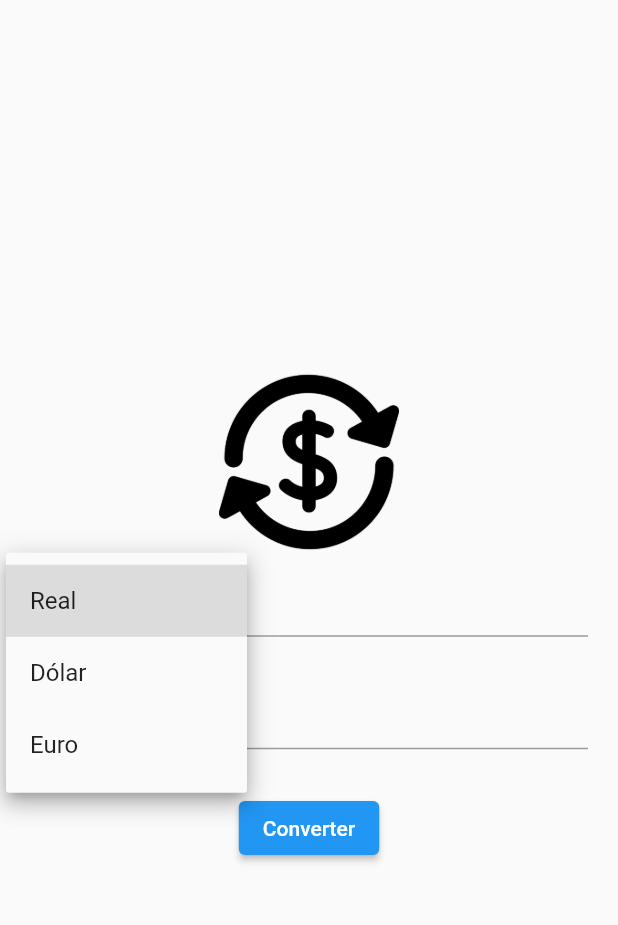
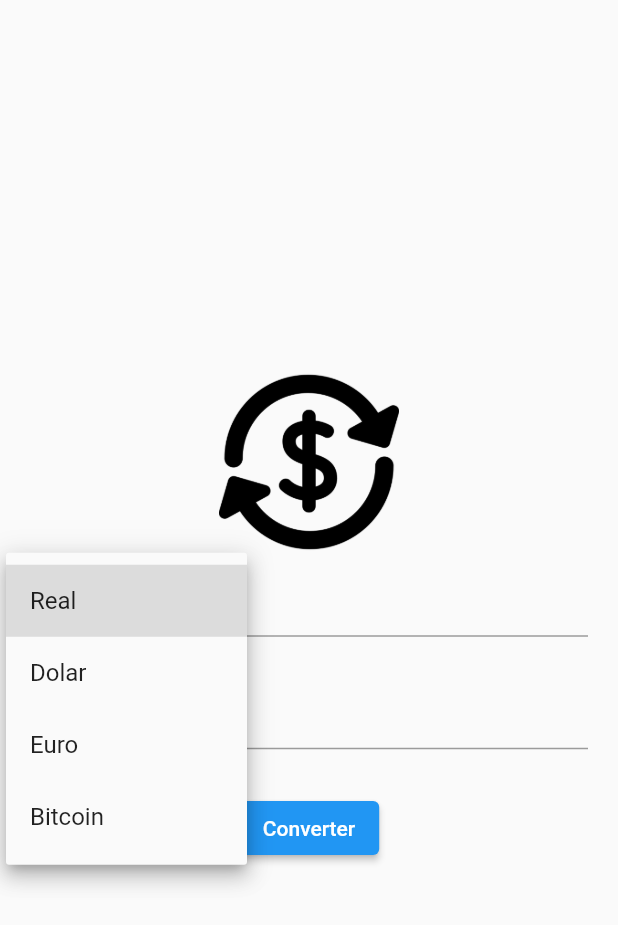
Before and after one commit to nataliadsgil/conversor-moedas, a Flutter app: the screen it shows after launch, after a tap on "Real", on a phone screen of 412 x 824 dp. Shown: the top 925 px of the screen. Run offline on Flutter 3.47's test engine with Material 2 defaults, Android fonts, the phone set to English and light mode, and no system bars.

Commit message:
feat: testes e integração com a view

```diff
--- a/lib/app/components/currency_box.dart
+++ b/lib/app/components/currency_box.dart
@@ -1,6 +1,20 @@
+import 'package:conversor_moedas/app/models/currency_model.dart';
 import 'package:flutter/material.dart';
 
 class CurrencyBox extends StatelessWidget {
+  final List<CurrencyModel> items;
+  final CurrencyModel selectedItem;
+  final TextEditingController controller;
+  final void Function(CurrencyModel model) onChanged;
+
+  const CurrencyBox({
+    Key key,
+    this.items,
+    this.controller,
+    this.onChanged,
+    this.selectedItem,
+  }) : super(key: key);
+
   @override
   Widget build(BuildContext context) {
     return Row(
@@ -9,18 +23,22 @@ class CurrencyBox extends StatelessWidget {
           flex: 1,
           child: SizedBox(
             height: 65,
-            child: DropdownButton(
+            child: DropdownButton<CurrencyModel>(
               isExpanded: true,
+              value: selectedItem,
               underline: Container(
                 height: 1,
                 color: Colors.blueGrey,
               ),
-              items: [
-                DropdownMenuItem(child: Text('Real')),
-                DropdownMenuItem(child: Text('Dólar')),
-                DropdownMenuItem(child: Text('Euro')),
-              ],
-              onChanged: (value) {},
+              items: items
+                  .map(
+                    (e) => DropdownMenuItem(
+                      value: e,
+                      child: Text(e.name),
+                    ),
+                  )
+                  .toList(),
+              onChanged: onChanged,
             ),
           ),
         ),
@@ -28,6 +46,7 @@ class CurrencyBox extends StatelessWidget {
         Expanded(
           flex: 2,
           child: TextField(
+            controller: controller,
             decoration: InputDecoration(
               focusedBorder: UnderlineInputBorder(
                 borderSide: BorderSide(color: Colors.blueGrey),
--- a/lib/app/controllers/home_controller.dart
+++ b/lib/app/controllers/home_controller.dart
@@ -4,13 +4,13 @@ import 'package:flutter/widgets.dart';
 class HomeController {
   List<CurrencyModel> currencies;
 
-  TextEditingController fromValue = TextEditingController();
-  TextEditingController toValue = TextEditingController();
+  final TextEditingController fromValue;
+  final TextEditingController toValue;
 
   CurrencyModel fromCurrency;
   CurrencyModel toCurrency;
 
-  HomeController() {
+  HomeController({this.fromValue, this.toValue}) {
     currencies = CurrencyModel.getCurrencies();
     fromCurrency = currencies[0];
     toCurrency = currencies[1];
@@ -18,17 +18,17 @@ class HomeController {
 
   void convert() {
     String text = fromValue.text;
-    double value = double.tryParse(text) ?? 1.0;
+    double value = double.tryParse(text.replaceAll(',', '.')) ?? 1.0;
     double returnValue = 0;
 
-    if (fromCurrency.name == 'Real') {
-      returnValue = value * toCurrency.real;
-    } else if (fromCurrency.name == 'Dolar') {
-      returnValue = value * toCurrency.dolar;
-    } else if (fromCurrency.name == 'Euro') {
-      returnValue = value * toCurrency.euro;
-    } else if (fromCurrency.name == 'Bitcoin') {
-      returnValue = value * toCurrency.bitcoin;
+    if (toCurrency.name == 'Real') {
+      returnValue = value * fromCurrency.real;
+    } else if (toCurrency.name == 'Dolar') {
+      returnValue = value * fromCurrency.dolar;
+    } else if (toCurrency.name == 'Euro') {
+      returnValue = value * fromCurrency.euro;
+    } else if (toCurrency.name == 'Bitcoin') {
+      returnValue = value * fromCurrency.bitcoin;
     }
 
     toValue.text = returnValue.toStringAsFixed(2);
--- a/lib/app/views/home_view.dart
+++ b/lib/app/views/home_view.dart
@@ -1,7 +1,29 @@
 import 'package:conversor_moedas/app/components/currency_box.dart';
+import 'package:conversor_moedas/app/controllers/home_controller.dart';
 import 'package:flutter/material.dart';
 
-class HomeView extends StatelessWidget {
+class HomeView extends StatefulWidget {
+  @override
+  _HomeViewState createState() => _HomeViewState();
+}
+
+class _HomeViewState extends State<HomeView> {
+  final TextEditingController fromValue = TextEditingController();
+
+  final TextEditingController toValue = TextEditingController();
+
+  HomeController homeController;
+
+  @override
+  void initState() {
+    // TODO: implement initState
+    super.initState();
+    homeController = HomeController(
+      toValue: toValue,
+      fromValue: fromValue,
+    );
+  }
+
   @override
   Widget build(BuildContext context) {
     return Scaffold(
@@ -18,12 +40,32 @@ class HomeView extends StatelessWidget {
                 height: 120,
                 child: Image.asset('assets/images/logo.png'),
               ),
-              CurrencyBox(),
+              CurrencyBox(
+                selectedItem: homeController.fromCurrency,
+                items: homeController.currencies,
+                controller: fromValue,
+                onChanged: (model) {
+                  setState(() {
+                    homeController.fromCurrency = model;
+                  });
+                },
+              ),
               SizedBox(height: 10),
-              CurrencyBox(),
+              CurrencyBox(
+                selectedItem: homeController.toCurrency,
+                items: homeController.currencies,
+                controller: toValue,
+                onChanged: (model) {
+                  setState(() {
+                    homeController.toCurrency = model;
+                  });
+                },
+              ),
               SizedBox(height: 20),
               ElevatedButton(
-                onPressed: () {},
+                onPressed: () {
+                  homeController.convert();
+                },
                 child: Text('Converter'),
               )
             ],
```
Also changed, not shown: 1 other file.
